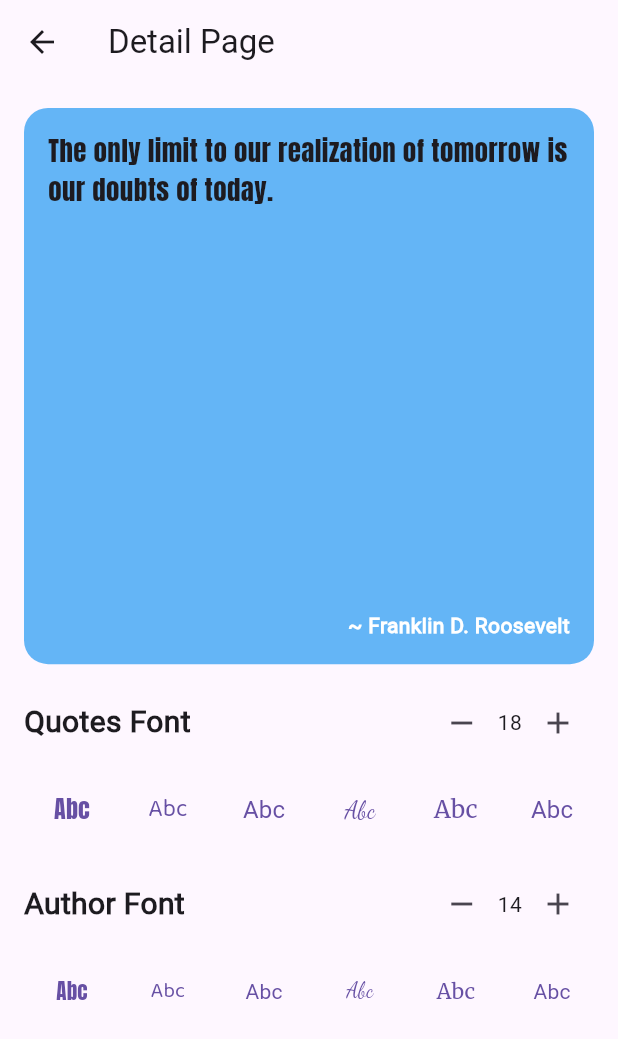
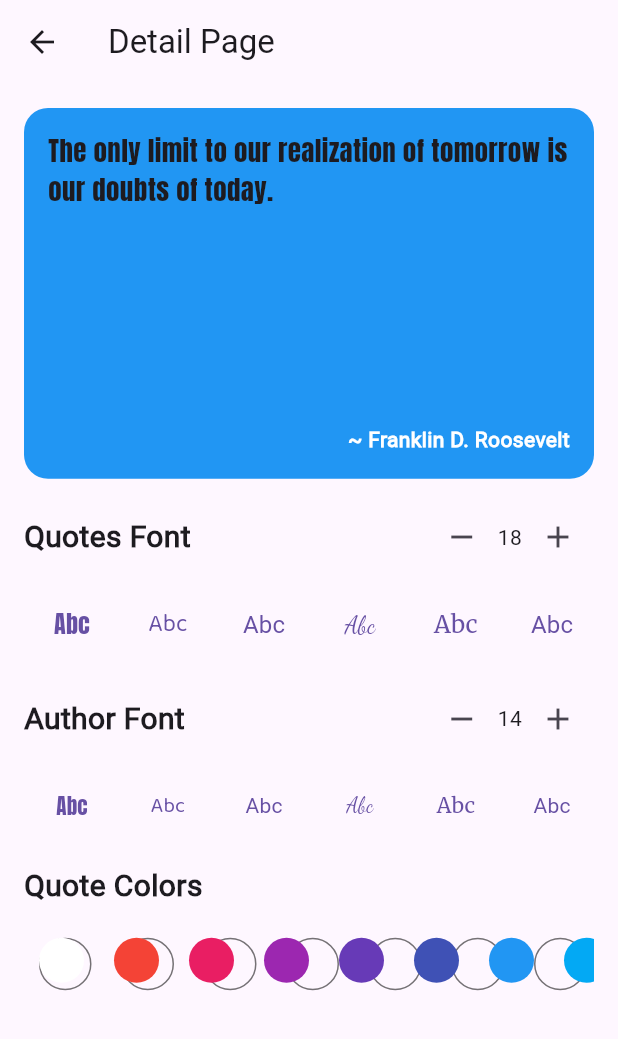
Before and after one commit to IamVasuBhurakhaya/quotes_app, a Flutter app: the screen it shows after launch, after a tap on "The only limit to our realization of tom", on a phone screen of 412 x 824 dp. Shown: the top 1039 px of the screen. Run offline on Flutter 3.47's test engine with Material 3 defaults, Android fonts, the phone set to English and light mode, and no system bars; our stand-ins replace flutter_card_swiper; Roboto replaces fonts that are missing (BungeeSpice); project files that could hold a hidden picture were left out.

Commit message:
quote colors change

```diff
--- a/lib/views/detail_page/detail_page.dart
+++ b/lib/views/detail_page/detail_page.dart
@@ -15,26 +15,35 @@ class _DetailPageState extends State<DetailPage> {
   String authorFonts = MyFonts.Roboto.name;
   int quoteCounter = 18;
   int authorCounter = 14;
+
+  List<Color> myColors = [
+    Colors.white,
+    ...Colors.primaries,
+  ];
+
+  Color quoteFontColor = Colors.white;
+  Color bgColor = Colors.blue;
+
   @override
   Widget build(BuildContext context) {
     QuoteModel quote = ModalRoute.of(context)!.settings.arguments as QuoteModel;
     Size size = MediaQuery.sizeOf(context);
     return Scaffold(
       appBar: AppBar(
-        title: Text("Detail Page"),
+        title: const Text("Detail Page"),
       ),
       body: Padding(
-        padding: EdgeInsets.all(16),
+        padding: const EdgeInsets.all(16),
         child: Column(
           crossAxisAlignment: CrossAxisAlignment.start,
           children: [
             Container(
-              height: size.height * 0.45,
+              height: size.height * 0.30,
               width: double.infinity,
-              padding: EdgeInsets.all(16),
-              alignment: Alignment(0, -1),
+              padding: const EdgeInsets.all(16),
+              alignment: const Alignment(0, -1),
               decoration: BoxDecoration(
-                color: Colors.blue.shade300,
+                color: bgColor,
                 borderRadius: BorderRadius.circular(16),
               ),
               child: Column(
@@ -64,34 +73,38 @@ class _DetailPageState extends State<DetailPage> {
               ),
             ),
             15.h,
+
+            //Quote font title
             Row(
               children: [
-                Text(
+                const Text(
                   "Quotes Font",
                   style: TextStyle(
                     fontSize: 20,
                     fontWeight: FontWeight.w600,
                   ),
                 ),
-                Spacer(),
+                const Spacer(),
                 IconButton(
                     onPressed: () {
                       setState(() {
                         quoteCounter--;
                       });
                     },
-                    icon: Icon(Icons.remove)),
-                Text("${quoteCounter}"),
+                    icon: const Icon(Icons.remove)),
+                Text("$quoteCounter"),
                 IconButton(
                     onPressed: () {
                       setState(() {
                         quoteCounter++;
                       });
                     },
-                    icon: Icon(Icons.add)),
+                    icon: const Icon(Icons.add)),
               ],
             ),
             10.h,
+
+            //Quote fonts
             SingleChildScrollView(
               scrollDirection: Axis.horizontal,
               child: Row(
@@ -113,34 +126,38 @@ class _DetailPageState extends State<DetailPage> {
               ),
             ),
             15.h,
+
+            //Author fonts title
             Row(
               children: [
-                Text(
+                const Text(
                   "Author Font",
                   style: TextStyle(
                     fontSize: 20,
                     fontWeight: FontWeight.w600,
                   ),
                 ),
-                Spacer(),
+                const Spacer(),
                 IconButton(
                     onPressed: () {
                       setState(() {
                         authorCounter--;
                       });
                     },
-                    icon: Icon(Icons.remove)),
-                Text("${authorCounter}"),
+                    icon: const Icon(Icons.remove)),
+                Text("$authorCounter"),
                 IconButton(
                     onPressed: () {
                       setState(() {
                         authorCounter++;
                       });
                     },
-                    icon: Icon(Icons.add)),
+                    icon: const Icon(Icons.add)),
               ],
             ),
             10.h,
+
+            //Author fonts
             SingleChildScrollView(
               scrollDirection: Axis.horizontal,
               child: Row(
@@ -158,6 +175,72 @@ class _DetailPageState extends State<DetailPage> {
                     .toList(),
               ),
             ),
+            15.h,
+
+            //Quote color title
+            const Row(
+              children: [
+                Text(
+                  "Quote Colors",
+                  style: TextStyle(
+                    fontSize: 20,
+                    fontWeight: FontWeight.w600,
+                  ),
+                ),
+              ],
+            ),
+            10.h,
+
+            //Quotes colors
+            SingleChildScrollView(
+              scrollDirection: Axis.horizontal,
+              child: Stack(
+                children: [
+                  Row(
+                    children: myColors
+                        .map(
+                          (e) => GestureDetector(
+                            onTap: () {},
+                            child: Container(
+                              height: 35,
+                              width: 35,
+                              decoration: BoxDecoration(
+                                color: Colors.transparent,
+                                shape: BoxShape.circle,
+                                border: Border.all(
+                                  color: Colors.black54,
+                                ),
+                              ),
+                              margin: const EdgeInsets.all(10),
+                            ),
+                          ),
+                        )
+                        .toList(),
+                  ),
+                  Row(
+                    children: myColors
+                        .map(
+                          (e) => GestureDetector(
+                            onTap: () {
+                              bgColor = e;
+                              setState(() {});
+                            },
+                            child: Container(
+                              height: 30,
+                              width: 30,
+                              decoration: BoxDecoration(
+                                color: e,
+                                shape: BoxShape.circle,
+                              ),
+                              margin: const EdgeInsets.all(10),
+                            ),
+                          ),
+                        )
+                        .toList(),
+                  ),
+                ],
+              ),
+            )
           ],
         ),
       ),
```
